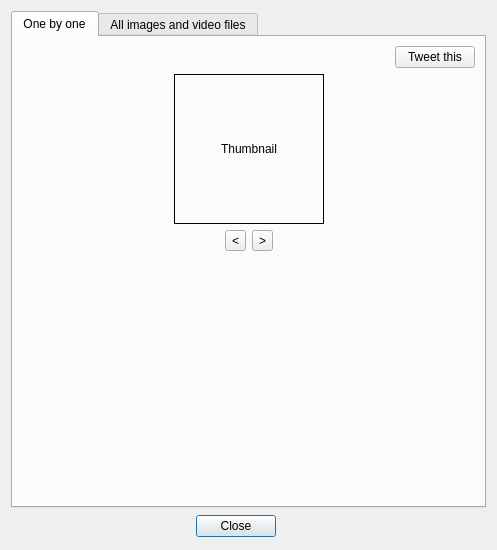
This is resultswindow.ui in reveur12/imageshack-uploader as Qt 5 draws it before an edit. The edited form follows.
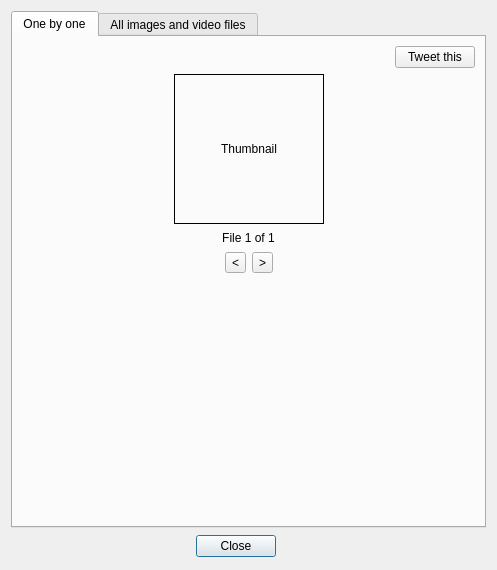
This is the edited form. Icons and pictures are not drawn. Custom widgets are drawn as their Qt base class.

Commit message: Image numbering

Patch:
```diff
--- a/resultswindow.ui
+++ b/resultswindow.ui
@@ -137,6 +137,22 @@
          </item>
         </layout>
        </item>
+       <item>
+        <widget class="QLabel" name="count">
+         <property name="sizePolicy">
+          <sizepolicy hsizetype="Minimum" vsizetype="Preferred">
+           <horstretch>0</horstretch>
+           <verstretch>0</verstretch>
+          </sizepolicy>
+         </property>
+         <property name="text">
+          <string>File 1 of 1</string>
+         </property>
+         <property name="alignment">
+          <set>Qt::AlignCenter</set>
+         </property>
+        </widget>
+       </item>
        <item>
         <layout class="QHBoxLayout" name="horizontalLayout_2">
          <item>
```
The commit also changes 1 other file.
